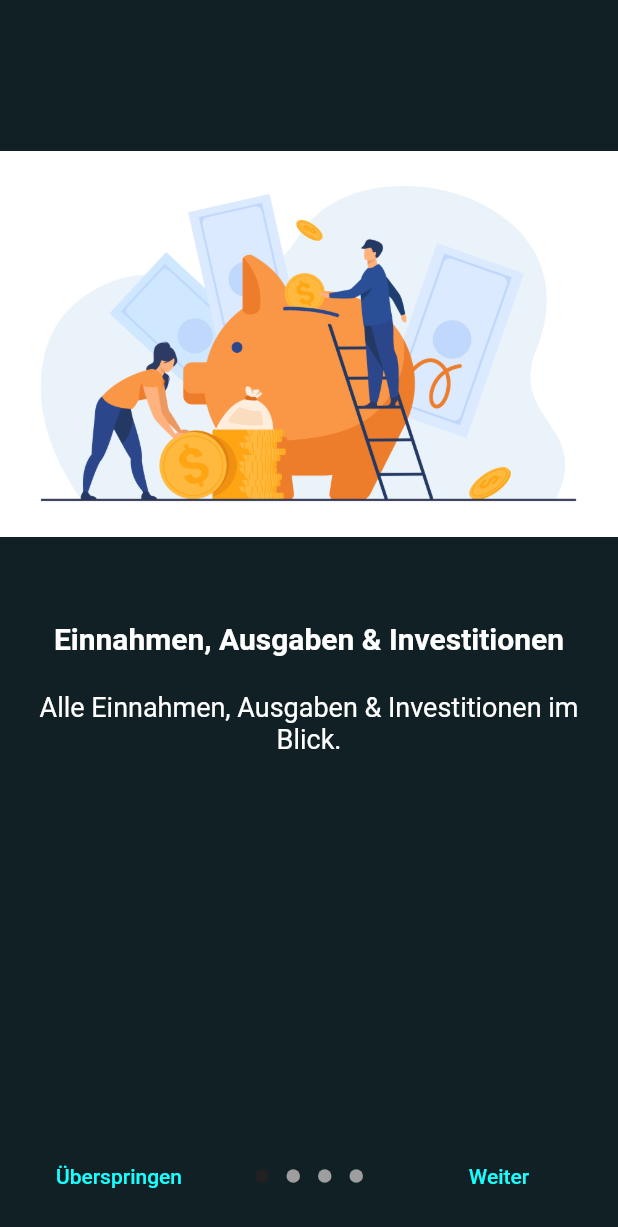
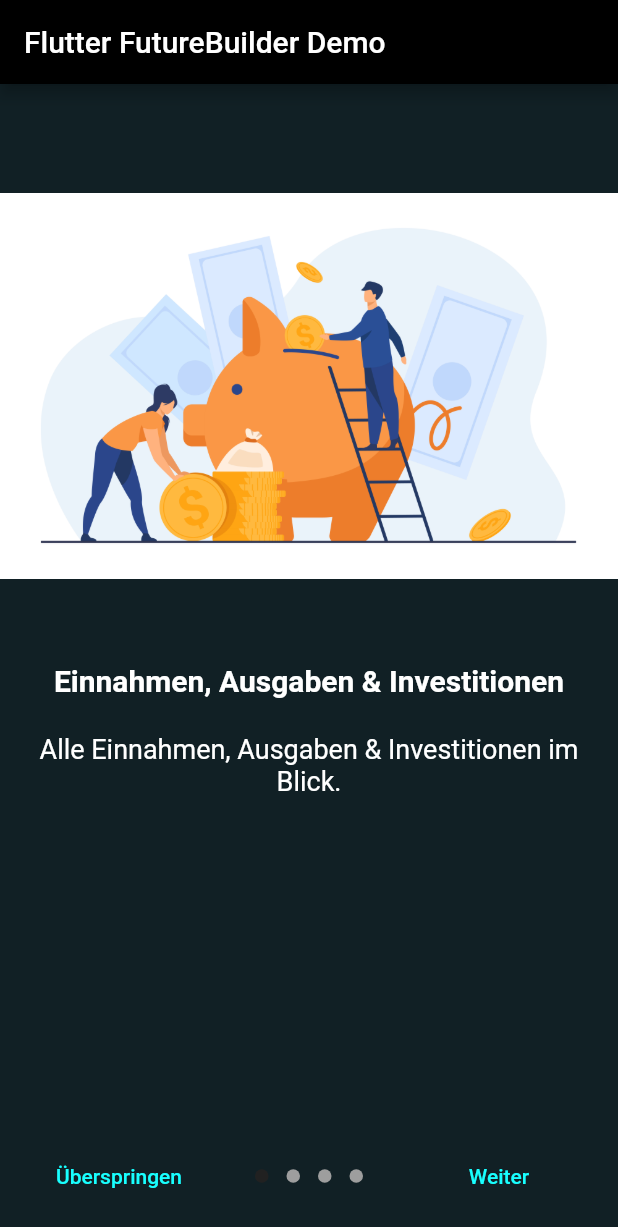
Before and after one commit to Marcel9494/Haushaltsbuch, a Flutter app: the screen it shows after launch, on a phone screen of 412 x 824 dp. Shown: the top 1227 px of the screen. Run offline on Flutter 3.47's test engine with Material 2 defaults, Android fonts, the phone set to English and light mode, and no system bars; drawn by our look-alikes of introduction_screen; our stand-ins replace another_flushbar, fl_chart, hive, hive_flutter, modal_bottom_sheet, month_picker_dialog and 3 more; accounts and stored records are empty.

Commit message:
Vorbereitungen für den SplashScreen als eigenes Screen Widget und Abfrage über FutureBuilder und IntroScreenState als Hivebox. Änderung des FloatingActionButton von rund zu abgerundet-rechteckig.

```diff
--- /dev/null
+++ b/flutter_native_splash.yaml
@@ -0,0 +1,132 @@
+flutter_native_splash:
+  # This package generates native code to customize Flutter's default white native splash screen
+  # with background color and splash image.
+  # Customize the parameters below, and run the following command in the terminal:
+  # flutter pub run flutter_native_splash:create
+  # To restore Flutter's default white splash screen, run the following command in the terminal:
+  # flutter pub run flutter_native_splash:remove
+
+  # color or background_image is the only required parameter.  Use color to set the background
+  # of your splash screen to a solid color.  Use background_image to set the background of your
+  # splash screen to a png image.  This is useful for gradients. The image will be stretch to the
+  # size of the app. Only one parameter can be used, color and background_image cannot both be set.
+  color: "#42a5f5"
+  #background_image: "assets/background.png"
+
+  # Optional parameters are listed below.  To enable a parameter, uncomment the line by removing
+  # the leading # character.
+
+  # The image parameter allows you to specify an image used in the splash screen.  It must be a
+  # png file and should be sized for 4x pixel density.
+  #image: assets/splash.png
+
+  # The branding property allows you to specify an image used as branding in the splash screen.
+  # It must be a png file. It is supported for Android, iOS and the Web.  For Android 12,
+  # see the Android 12 section below.
+  #branding: assets/dart.png
+
+  # To position the branding image at the bottom of the screen you can use bottom, bottomRight,
+  # and bottomLeft. The default values is bottom if not specified or specified something else.
+  #branding_mode: bottom
+
+  # The color_dark, background_image_dark, image_dark, branding_dark are parameters that set the background
+  # and image when the device is in dark mode. If they are not specified, the app will use the
+  # parameters from above. If the image_dark parameter is specified, color_dark or
+  # background_image_dark must be specified.  color_dark and background_image_dark cannot both be
+  # set.
+  #color_dark: "#042a49"
+  #background_image_dark: "assets/dark-background.png"
+  #image_dark: assets/splash-invert.png
+  #branding_dark: assets/dart_dark.png
+
+  # Android 12 handles the splash screen differently than previous versions.  Please visit
+  # https://developer.android.com/guide/topics/ui/splash-screen
+  # Following are Android 12 specific parameter.
+  android_12:
+  # The image parameter sets the splash screen icon image.  If this parameter is not specified,
+  # the app's launcher icon will be used instead.
+  # Please note that the splash screen will be clipped to a circle on the center of the screen.
+  # App icon with an icon background: This should be 960×960 pixels, and fit within a circle
+  # 640 pixels in diameter.
+  # App icon without an icon background: This should be 1152×1152 pixels, and fit within a circle
+  # 768 pixels in diameter.
+  #image: assets/android12splash.png
+
+  # Splash screen background color.
+  #color: "#42a5f5"
+
+  # App icon background color.
+  #icon_background_color: "#111111"
+
+  # The branding property allows you to specify an image used as branding in the splash screen.
+  #branding: assets/dart.png
+
+  # The image_dark, color_dark, icon_background_color_dark, and branding_dark set values that
+  # apply when the device is in dark mode. If they are not specified, the app will use the
+  # parameters from above.
+  #image_dark: assets/android12splash-invert.png
+  #color_dark: "#042a49"
+  #icon_background_color_dark: "#eeeeee"
+
+  # The android, ios and web parameters can be used to disable generating a splash screen on a given
+  # platform.
+  #android: false
+  #ios: false
+  #web: false
+
+  # Platform specific images can be specified with the following parameters, which will override
+  # the respective image parameter.  You may specify all, selected, or none of these parameters:
+  #image_android: assets/splash-android.png
+  #image_dark_android: assets/splash-invert-android.png
+  #image_ios: assets/splash-ios.png
+  #image_dark_ios: assets/splash-invert-ios.png
+  #image_web: assets/splash-web.png
+  #image_dark_web: assets/splash-invert-web.png
+  #background_image_android: "assets/background-android.png"
+  #background_image_dark_android: "assets/dark-background-android.png"
+  #background_image_ios: "assets/background-ios.png"
+  #background_image_dark_ios: "assets/dark-background-ios.png"
+  #background_image_web: "assets/background-web.png"
+  #background_image_dark_web: "assets/dark-background-web.png"
+  #branding_android: assets/brand-android.png
+  #branding_dark_android: assets/dart_dark-android.png
+  #branding_ios: assets/brand-ios.png
+  #branding_dark_ios: assets/dart_dark-ios.png
+
+  # The position of the splash image can be set with android_gravity, ios_content_mode, and
+  # web_image_mode parameters.  All default to center.
+  #
+  # android_gravity can be one of the following Android Gravity (see
+  # https://developer.android.com/reference/android/view/Gravity): bottom, center,
+  # center_horizontal, center_vertical, clip_horizontal, clip_vertical, end, fill, fill_horizontal,
+  # fill_vertical, left, right, start, or top.
+  #android_gravity: center
+  #
+  # ios_content_mode can be one of the following iOS UIView.ContentMode (see
+  # https://developer.apple.com/documentation/uikit/uiview/contentmode): scaleToFill,
+  # scaleAspectFit, scaleAspectFill, center, top, bottom, left, right, topLeft, topRight,
+  # bottomLeft, or bottomRight.
+  #ios_content_mode: center
+  #
+  # web_image_mode can be one of the following modes: center, contain, stretch, and cover.
+  #web_image_mode: center
+
+  # The screen orientation can be set in Android with the android_screen_orientation parameter.
+  # Valid parameters can be found here:
+  # https://developer.android.com/guide/topics/manifest/activity-element#screen
+  #android_screen_orientation: sensorLandscape
+
+  # To hide the notification bar, use the fullscreen parameter.  Has no effect in web since web
+  # has no notification bar.  Defaults to false.
+  # NOTE: Unlike Android, iOS will not automatically show the notification bar when the app loads.
+  #       To show the notification bar, add the following code to your Flutter app:
+  #       WidgetsFlutterBinding.ensureInitialized();
+  #       SystemChrome.setEnabledSystemUIOverlays([SystemUiOverlay.bottom, SystemUiOverlay.top]);
+  #fullscreen: true
+
+  # If you have changed the name(s) of your info.plist file(s), you can specify the filename(s)
+  # with the info_plist_files parameter.  Remove only the # characters in the three lines below,
+  # do not remove any spaces:
+  #info_plist_files:
+  #  - 'ios/Runner/Info-Debug.plist'
+  #  - 'ios/Runner/Info-Release.plist'
--- a/lib/components/bottom_nav_bar/bottom_nav_bar.dart
+++ b/lib/components/bottom_nav_bar/bottom_nav_bar.dart
@@ -60,7 +60,8 @@
                 width: 60,
                 height: 60,
                 decoration: BoxDecoration(
-                  shape: BoxShape.circle,
+                  shape: BoxShape.rectangle,
+                  borderRadius: const BorderRadius.all(Radius.circular(15)),
                   gradient: LinearGradient(
                     begin: Alignment.topLeft,
                     end: Alignment.bottomRight,
--- a/lib/main.dart
+++ b/lib/main.dart
@@ -1,6 +1,7 @@
 import 'package:flutter/material.dart';
 import 'package:flutter/services.dart';
-import 'package:haushaltsbuch/models/intro_screen.dart';
+import 'package:haushaltsbuch/models/intro_screen_state.dart';
+import 'package:haushaltsbuch/screens/splash_screen.dart';
 import 'package:hive_flutter/adapters.dart';
 import 'package:flutter_localizations/flutter_localizations.dart';
 
@@ -49,11 +50,22 @@
   Hive.registerAdapter(TransactionTypeAdapter());
   Hive.registerAdapter(GlobalStateAdapter());
   Hive.registerAdapter(IntroScreenStateAdapter());
+  IntroScreenState.init();
   runApp(const BudgetBookApp());
 }
 
 class BudgetBookApp extends StatelessWidget {
   const BudgetBookApp({Key? key}) : super(key: key);
+
+  Widget _testIT() {
+    Categorie.createStartExpenditureCategories();
+    Categorie.createStartRevenueCategories();
+    Categorie.createStartInvestmentCategories();
+    Account.createStartAccounts();
+    GlobalState.createGlobalState();
+    IntroScreenState.setIntroScreenState();
+    return const BottomNavBar(screenIndex: 0);
+  }
 
   @override
   Widget build(BuildContext context) {
@@ -80,7 +92,7 @@
       supportedLocales: const [
         Locale('de', 'DE'),
       ],
-      home: const IntroductionScreens(),
+      home: SplashScreen(),
       routes: {
         categoriesRoute: (context) => const CategoriesScreen(),
         overviewBudgetsRoute: (context) => const OverviewBudgetsScreen(),
--- a/lib/models/intro_screen.dart
+++ b/lib/models/intro_screen_state.dart
@@ -7,7 +7,7 @@
   @HiveField(0)
   late bool introductionState;
 
-  static void createIntroScree() async {
+  static void init() async {
     var introBox = await Hive.openBox(introScreenBox);
     var startIntroScreenState = IntroScreenState()..introductionState = true;
     introBox.add(startIntroScreenState);
--- /dev/null
+++ b/lib/screens/splash_screen.dart
@@ -0,0 +1,86 @@
+import 'package:flutter/material.dart';
+import 'package:haushaltsbuch/screens/introduction_screens.dart';
+
+import '../components/bottom_nav_bar/bottom_nav_bar.dart';
+import '../models/account.dart';
+import '../models/categorie.dart';
+import '../models/global_state.dart';
+import '/models/intro_screen_state.dart';
+
+class SplashScreen extends StatefulWidget {
+  @override
+  State<StatefulWidget> createState() {
+    return _SplashScreenState ();
+  }
+}
+
+class _SplashScreenState extends State<SplashScreen> {
+
+  late Future<bool> _value;
+
+  @override
+  initState() {
+    super.initState();
+    _value = IntroScreenState.getIntroScreenState();
+  }
+
+  @override
+  Widget build(BuildContext context) {
+    return Scaffold(
+      appBar: AppBar(
+        automaticallyImplyLeading: false,
+        backgroundColor: Colors.black,
+        title: const Text('Flutter FutureBuilder Demo'),
+      ),
+      body: SizedBox(
+        width: double.infinity,
+        child: Center(
+          child: FutureBuilder<bool>(
+            future: _value,
+            initialData: true,
+            builder: (
+                BuildContext context,
+                AsyncSnapshot<bool> snapshot,
+                ) {
+              if (snapshot.connectionState == ConnectionState.waiting) {
+                return Column(
+                  crossAxisAlignment: CrossAxisAlignment.center,
+                  mainAxisAlignment: MainAxisAlignment.center,
+                  children: [
+                    const CircularProgressIndicator(),
+                    Visibility(
+                      visible: snapshot.hasData,
+                      child: const Text("Willkommen im Haushaltsbuch",
+                        style: TextStyle(color: Colors.black, fontSize: 24),
+                      ),
+                    )
+                  ],
+                );
+              } else if (snapshot.connectionState == ConnectionState.done) {
+                if (snapshot.hasError) {
+                  return const Text('Fehler beim Laden!');
+                } else if (snapshot.hasData) {
+                  if (snapshot.data == true) {
+                    return const IntroductionScreens();
+                  } else {
+                    Categorie.createStartExpenditureCategories();
+                    Categorie.createStartRevenueCategories();
+                    Categorie.createStartInvestmentCategories();
+                    Account.createStartAccounts();
+                    GlobalState.createGlobalState();
+                    IntroScreenState.setIntroScreenState();
+                    return const BottomNavBar(screenIndex: 0);
+                  }
+                } else {
+                  return const Text('Keine Daten vorhaden!');
+                }
+              } else {
+                return Text('State: ${snapshot.connectionState}');
+              }
+            },
+          ),
+        ),
+      ),
+    );
+  }
+}
--- a/pubspec.yaml
+++ b/pubspec.yaml
@@ -47,6 +47,7 @@
   introduction_screen: ^3.1.6
   rounded_loading_button: ^2.1.0
   settings_ui: ^2.0.2
+  flutter_native_splash: ^2.2.10
 
 dev_dependencies:
   flutter_test:
```
Also changed, not shown: pubspec.lock, 9 other files.
